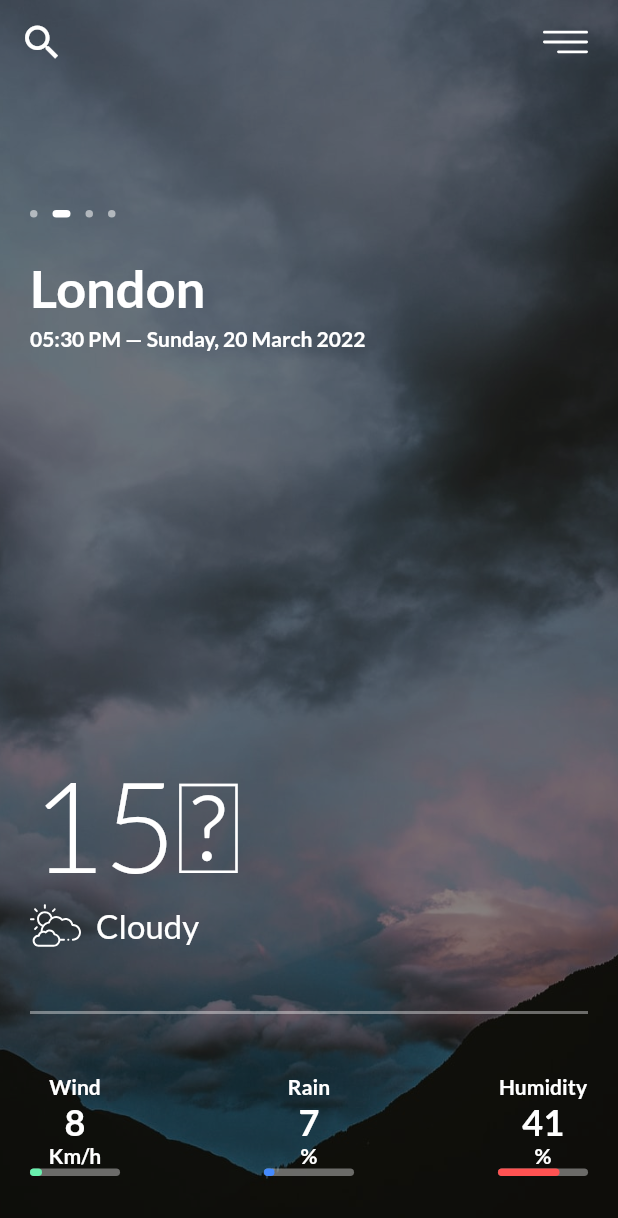
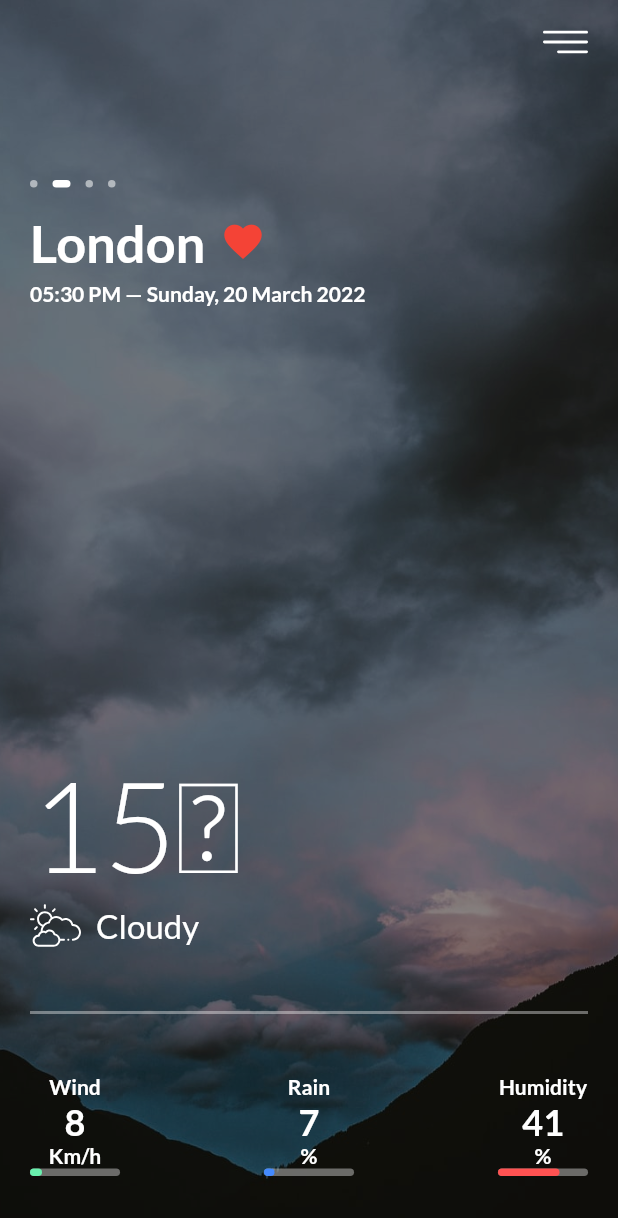
Before and after one commit to ryanadiputraa/weather_app_flutter, a Flutter app: the screen it shows after launch, swiped to page 2, on a phone screen of 412 x 824 dp. Shown: the top 1218 px of the screen. Run offline on Flutter 3.47's test engine with Material 2 defaults, Android fonts, the phone set to English and light mode, and no system bars; our stand-ins replace flutter_svg, google_fonts; missing offline and left inert: dart:ffi.

Commit message:
Add favorite indicator and location list menu

```diff
--- a/lib/main.dart
+++ b/lib/main.dart
@@ -1,5 +1,7 @@
+import 'package:flutter/cupertino.dart';
 import 'package:flutter/material.dart';
 import 'package:weather_app/screens/weather.dart';
+import 'package:weather_app/screens/weather_list.dart';
 
 void main() {
   runApp(const MyApp());
--- a/lib/models/weather_location.dart
+++ b/lib/models/weather_location.dart
@@ -7,9 +7,10 @@ class WeatherLocation {
   final int wind;
   final int rain;
   final int humidity;
+  bool isFavorite;
 
-  WeatherLocation({
-    required this.city,
+  WeatherLocation(
+      {required this.city,
       required this.dateTime,
       required this.temparature,
       required this.weatherType,
@@ -17,48 +18,5 @@ class WeatherLocation {
       required this.wind,
       required this.rain,
       required this.humidity,
-  });
+      required this.isFavorite});
 }
-
-final locationList = [
-  WeatherLocation(
-    city: 'Palu',
-    dateTime: '10:30 PM — Sunday, 20 March 2022',
-    temparature: '26\u2103',
-    weatherType: 'Night',
-    iconUrl: 'assets/moon.svg',
-    wind: 10,
-    rain: 2,
-    humidity: 5,
-  ),
-  WeatherLocation(
-    city: 'London',
-    dateTime: '05:30 PM — Sunday, 20 March 2022',
-    temparature: '15\u2103',
-    weatherType: 'Cloudy',
-    iconUrl: 'assets/cloudy.svg',
-    wind: 8,
-    rain: 7,
-    humidity: 41,
-  ),
-  WeatherLocation(
-    city: 'New York',
-    dateTime: '09:00 AM — Sunday, 20 March 2022',
-    temparature: '23\u2103',
-    weatherType: 'Sunny',
-    iconUrl: 'assets/sun.svg',
-    wind: 5,
-    rain: 15,
-    humidity: 30,
-  ),
-  WeatherLocation(
-    city: 'Jakarta',
-    dateTime: '09:30 PM — Sunday, 20 March 2022',
-    temparature: '18\u2103',
-    weatherType: 'Rainy',
-    iconUrl: 'assets/rain.svg',
-    wind: 20,
-    rain: 60,
-    humidity: 55,
-  ),
-];
--- a/lib/screens/weather.dart
+++ b/lib/screens/weather.dart
@@ -1,6 +1,8 @@
+import 'package:flutter/cupertino.dart';
 import 'package:flutter/material.dart';
 import 'package:flutter_svg/svg.dart';
 import 'package:weather_app/models/weather_location.dart';
+import 'package:weather_app/screens/weather_list.dart';
 import 'package:weather_app/widgets/single_weather.dart';
 import 'package:weather_app/widgets/slider_dot.dart';
 
@@ -14,6 +16,60 @@ class Weather extends StatefulWidget {
 class _WeatherState extends State<Weather> {
   int _currentPage = 0;
   String bgImage = "assets/sunny.jpg";
+
+  var locationList = <WeatherLocation>[
+    WeatherLocation(
+      city: 'Palu',
+      dateTime: '10:30 PM — Sunday, 20 March 2022',
+      temparature: '26\u2103',
+      weatherType: 'Night',
+      iconUrl: 'assets/moon.svg',
+      wind: 10,
+      rain: 2,
+      humidity: 5,
+      isFavorite: true,
+    ),
+    WeatherLocation(
+      city: 'London',
+      dateTime: '05:30 PM — Sunday, 20 March 2022',
+      temparature: '15\u2103',
+      weatherType: 'Cloudy',
+      iconUrl: 'assets/cloudy.svg',
+      wind: 8,
+      rain: 7,
+      humidity: 41,
+      isFavorite: true,
+    ),
+    WeatherLocation(
+      city: 'New York',
+      dateTime: '09:00 AM — Sunday, 20 March 2022',
+      temparature: '23\u2103',
+      weatherType: 'Sunny',
+      iconUrl: 'assets/sun.svg',
+      wind: 5,
+      rain: 15,
+      humidity: 30,
+      isFavorite: true,
+    ),
+    WeatherLocation(
+      city: 'Jakarta',
+      dateTime: '09:30 PM — Sunday, 20 March 2022',
+      temparature: '18\u2103',
+      weatherType: 'Rainy',
+      iconUrl: 'assets/rain.svg',
+      wind: 20,
+      rain: 60,
+      humidity: 55,
+      isFavorite: false,
+    ),
+  ];
+
+  onSetFavorite(WeatherLocation location) {
+    print(location.isFavorite);
+    setState(() {
+      location.isFavorite = !location.isFavorite;
+    });
+  }
 
   _onPageChanged(int index) {
     setState(() {
@@ -49,16 +105,17 @@ class _WeatherState extends State<Weather> {
       appBar: AppBar(
         elevation: 0,
         backgroundColor: Colors.transparent,
-        leading: IconButton(
-          onPressed: () {},
-          icon: const Icon(Icons.search, color: Colors.white, size: 30),
-        ),
         actions: [
           Container(
             margin: const EdgeInsets.fromLTRB(0, 0, 20, 0),
             child: GestureDetector(
               // ignore: avoid_print
-              onTap: () => print('Menu Clicked!'),
+              onTap: () => Navigator.push(
+                  context,
+                  MaterialPageRoute(
+                      builder: (context) => WeatherList(
+                            location: locationList,
+                          ))),
               child: SvgPicture.asset(
                 'assets/menu.svg',
                 color: Colors.white,
@@ -80,7 +137,7 @@ class _WeatherState extends State<Weather> {
           decoration: const BoxDecoration(color: Colors.black38),
         ),
         Container(
-          margin: const EdgeInsets.only(top: 140, left: 15),
+          margin: const EdgeInsets.only(top: 120, left: 15),
           child: Row(
             children: [
               for (int i = 0; i < locationList.length; i++)
@@ -95,9 +152,12 @@ class _WeatherState extends State<Weather> {
             itemCount: locationList.length,
             scrollDirection: Axis.horizontal,
             onPageChanged: _onPageChanged,
-            itemBuilder: (ctx, i) => SingleWeather(
-                  location: locationList[i],
-                )),
+            itemBuilder: (ctx, idx) {
+              return SingleWeather(
+                location: locationList[idx],
+                onSetFavorite: onSetFavorite,
+              );
+            })
       ]),
     );
   }
--- a/lib/widgets/single_weather.dart
+++ b/lib/widgets/single_weather.dart
@@ -1,3 +1,4 @@
+import 'package:flutter/cupertino.dart';
 import 'package:flutter/material.dart';
 import 'package:flutter_svg/flutter_svg.dart';
 import 'package:google_fonts/google_fonts.dart';
@@ -5,8 +6,11 @@ import 'package:weather_app/models/weather_location.dart';
 
 class SingleWeather extends StatelessWidget {
   final WeatherLocation location;
+  final Function(WeatherLocation) onSetFavorite;
 
-  const SingleWeather({Key? key, required this.location}) : super(key: key);
+  const SingleWeather(
+      {Key? key, required this.location, required this.onSetFavorite})
+      : super(key: key);
 
   @override
   Widget build(BuildContext context) {
@@ -24,13 +28,30 @@ class SingleWeather extends StatelessWidget {
                   Column(
                       crossAxisAlignment: CrossAxisAlignment.start,
                       children: [
-                        const SizedBox(height: 150),
+                        const SizedBox(height: 120),
+                        Row(
+                          crossAxisAlignment: CrossAxisAlignment.center,
+                          children: [
                             Text(
                               location.city,
                               style: GoogleFonts.lato(
                                   fontSize: 35,
                                   fontWeight: FontWeight.bold,
                                   color: Colors.white),
+                            ),
+                            const SizedBox(
+                              width: 10,
+                            ),
+                            GestureDetector(
+                              onTap: () => onSetFavorite(location),
+                              child: Icon(
+                                  location.isFavorite
+                                      ? Icons.favorite
+                                      : Icons.favorite_outline,
+                                  color: Colors.red,
+                                  size: 30),
+                            ),
+                          ],
                         ),
                         const SizedBox(
                           height: 5,
--- a/lib/widgets/slider_dot.dart
+++ b/lib/widgets/slider_dot.dart
@@ -1,3 +1,4 @@
+import 'package:flutter/cupertino.dart';
 import 'package:flutter/material.dart';
 
 class SliderDot extends StatelessWidget {
```
Also changed, not shown: lib/screens/weather_list.dart (added, +89 -0 lines). Lines whose indentation alone changed are shown as unchanged.
